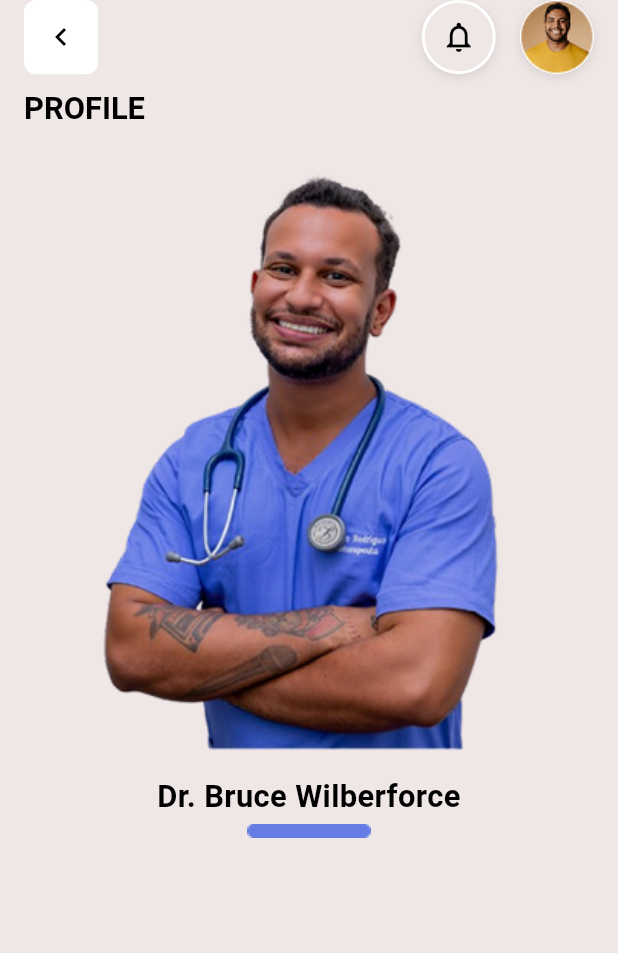
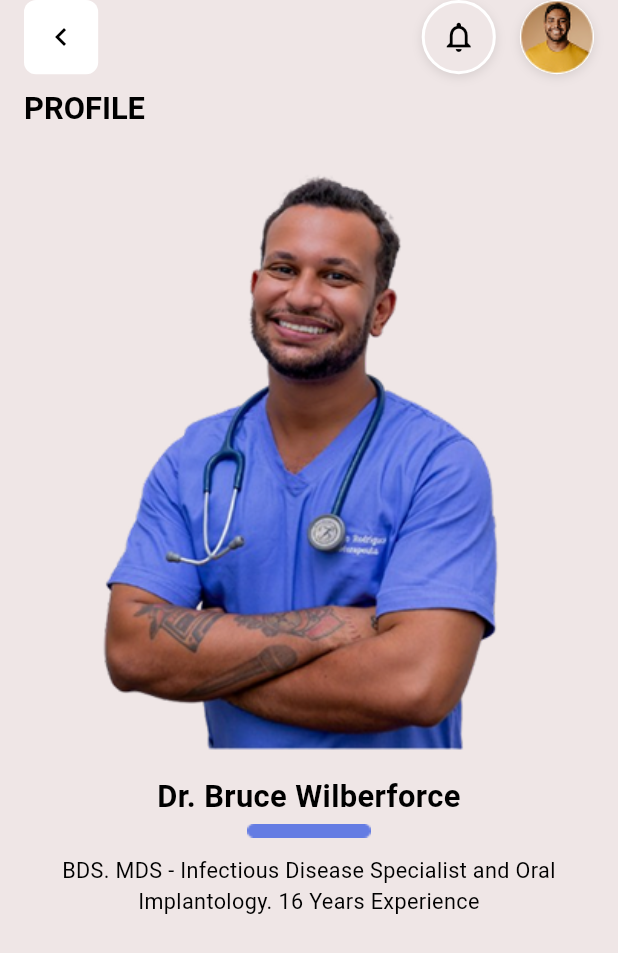
Before and after one commit to Alvin11David/GUARDIANS-OF-HEALTH-APP, a Flutter app: the screen it shows after launch, on a phone screen of 412 x 824 dp. Shown: the top 953 px of the screen. Run offline on Flutter 3.47's test engine with Material 3 defaults, Android fonts, the light colour scheme and no system bars; our stand-ins replace firebase_core; accounts and stored records are empty.

Commit message:
figured the word below blue bar

```diff
--- a/lib/user pages/dashboards/doctor_profile_screen.dart
+++ b/lib/user pages/dashboards/doctor_profile_screen.dart
@@ -8,6 +8,9 @@ class DoctorProfileScreen extends StatelessWidget {
     final double imageWidth = MediaQuery.of(context).size.width * 0.8; // 80% of screen width for responsiveness
     final double nameFontSize = MediaQuery.of(context).size.width * 0.05; // Responsive font size for "Dr. Bruce Wilberforce"
     final double barWidth = MediaQuery.of(context).size.width * 0.2; // 20% of screen width, smaller than text
+    final double margin = MediaQuery.of(context).size.width * 0.1; // Left and right margins for "Dr. Bruce Wilberforce"
+    final double contentWidth = imageWidth; // Width within the margins, matching "Dr. Bruce Wilberforce"
+    final double infoBoxHeight = MediaQuery.of(context).size.height * 0.06; // Approximately 100px scaled responsively
 
     return Scaffold(
       backgroundColor: Color(0xFFEFE6E6),
@@ -97,8 +100,8 @@ class DoctorProfileScreen extends StatelessWidget {
             Padding(
               padding: EdgeInsets.only(
                 top: 2,
-                left: MediaQuery.of(context).size.width * 0.1,
-                right: MediaQuery.of(context).size.width * 0.1,
+                left: margin,
+                right: margin,
               ),
               child: ClipRRect(
                 borderRadius: BorderRadius.circular(8),
@@ -112,8 +115,8 @@ class DoctorProfileScreen extends StatelessWidget {
             Padding(
               padding: EdgeInsets.only(
                 top: MediaQuery.of(context).size.height * 0.02,
-                left: MediaQuery.of(context).size.width * 0.1,
-                right: MediaQuery.of(context).size.width * 0.1,
+                left: margin,
+                right: margin,
               ),
               child: SizedBox(
                 width: double.infinity,
@@ -131,8 +134,8 @@ class DoctorProfileScreen extends StatelessWidget {
             Padding(
               padding: EdgeInsets.only(
                 top: 4, // Small padding to place bar below middle of text
-                left: MediaQuery.of(context).size.width * 0.1,
-                right: MediaQuery.of(context).size.width * 0.1,
+                left: margin,
+                right: margin,
               ),
               child: Center(
                 child: Image.asset(
@@ -143,6 +146,31 @@ class DoctorProfileScreen extends StatelessWidget {
                 ),
               ),
             ),
+            Padding(
+              padding: EdgeInsets.only(
+                top: 8, // Small padding below blue bar
+                left: margin,
+                right: margin,
+              ),
+              child: Container(
+                width: contentWidth, // Matches the width within the margins
+                height: infoBoxHeight,
+                color: Colors.transparent, // Colorless text box
+                child: Center(
+                  child: Text(
+                    'BDS. MDS - Infectious Disease Specialist and Oral Implantology. 16 Years Experience',
+                    textAlign: TextAlign.center,
+                    softWrap: true, // Allow natural wrapping
+                    overflow: TextOverflow.visible,
+                    style: TextStyle(
+                      color: Colors.black,
+                      fontSize: MediaQuery.of(context).size.width * 0.035, // Responsive font size
+                      fontWeight: FontWeight.w400,
+                    ),
+                  ),
+                ),
+              ),
+            ),
             // Placeholder for other content
           ],
         ),
```
